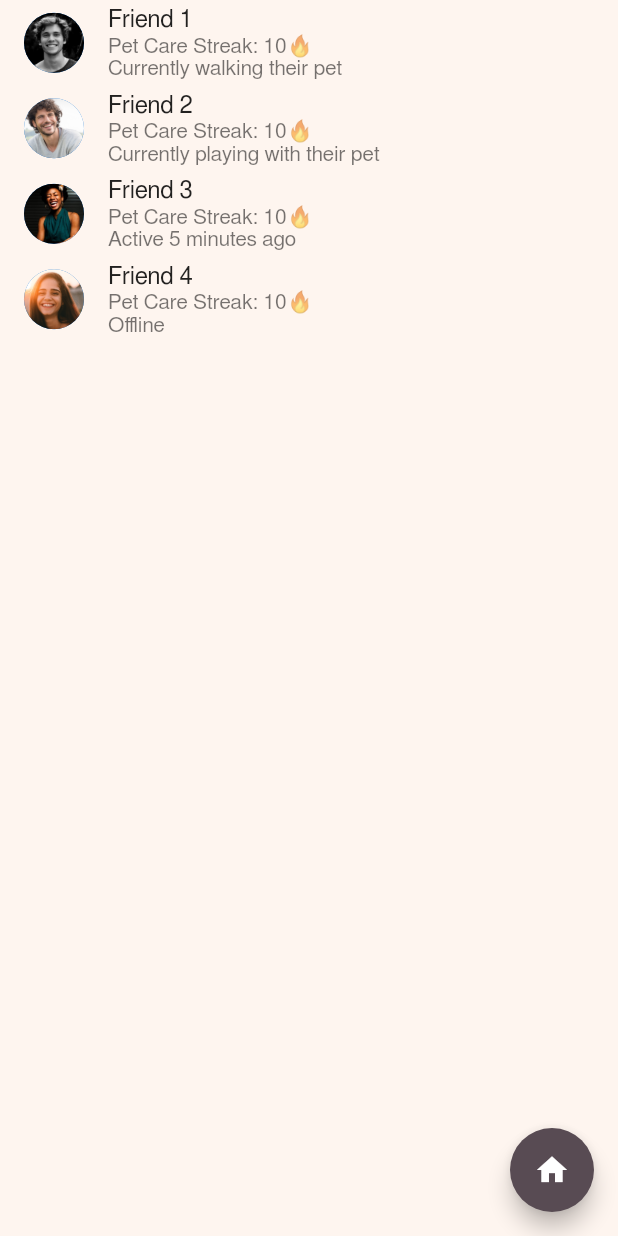
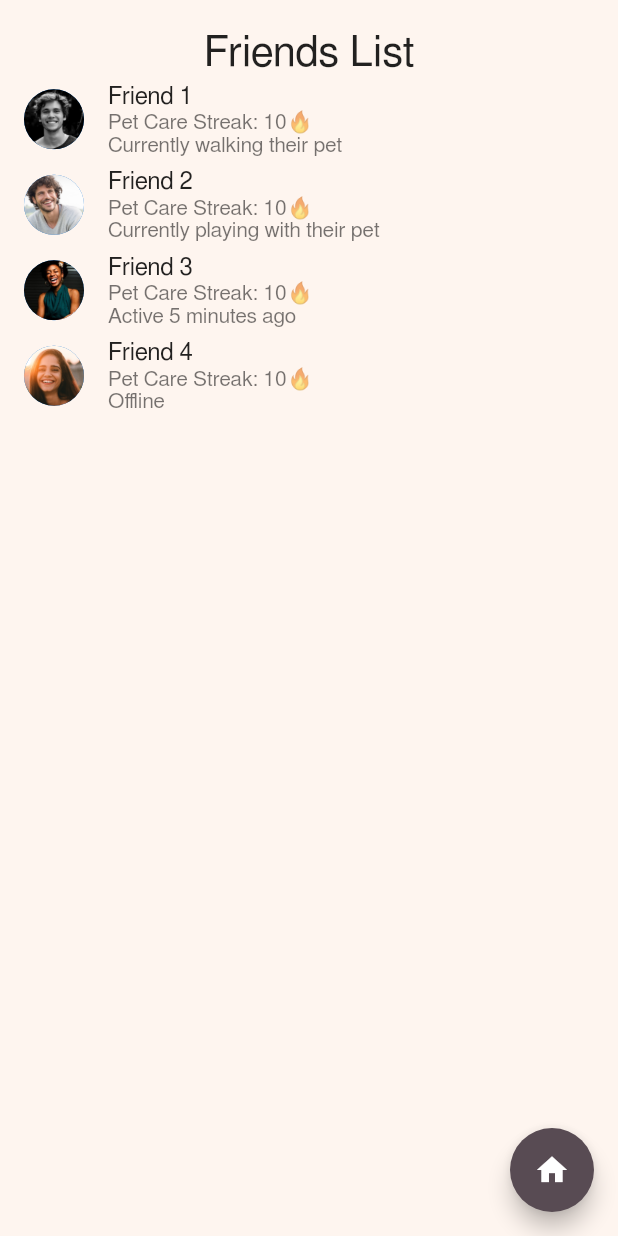
Before and after one commit to Chicken-Crimpies/petmo, a Flutter app: the Friends screen opened directly, on a phone screen of 412 x 824 dp. Run offline on Flutter 3.47's test engine with Material 2 defaults, Android fonts, the phone set to English and light mode, and no system bars; our stand-ins replace cloud_firestore, firebase_auth, firebase_core, flutter_speed_dial, geolocator, google_maps_flutter and 1 more; missing offline and left inert: cloud_firestore_web, firebase_auth_web, firebase_core_web, flutter_facebook_auth, flutter_facebook_auth_web, geolocator_web and 2 more; accounts and stored records are empty; Roboto replaces fonts that are missing (FreeSans).

```diff
--- a/lib/screens/friends/friends_list.dart
+++ b/lib/screens/friends/friends_list.dart
@@ -15,6 +15,13 @@ class Friends extends StatelessWidget {
   Widget build(BuildContext context) => Scaffold(
     body: ListView(
       children: <Widget>[
+        SizedBox(height: 20),
+        const Text(
+          "Friends List",
+          style: TitleTextStyle,
+          textAlign: TextAlign.center,
+
+        ),
         ListTile(
             leading: CircleAvatar(
               backgroundImage: AssetImage('assets/images/friend1.PNG'), // no matter how big it is, it won't overflow
```
